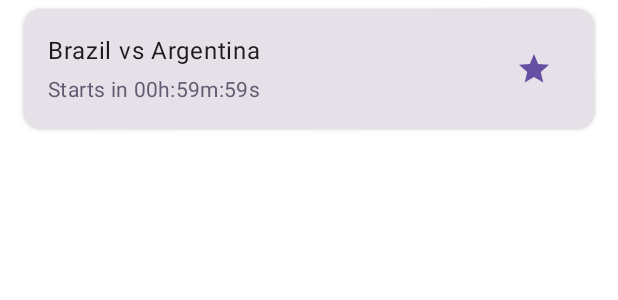
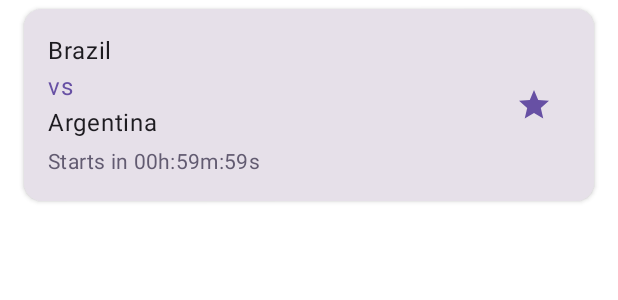
Before and after one commit to MFelipe96/SportsEvents, an Android app built with Jetpack Compose: the @Preview function EventItemPreview, on a phone screen of 412 x 824 dp. Shown: the top 300 px of the screen. Run offline under Robolectric (Android 15) with nearby library versions, the phone set to English and light mode, and no system bars.

Commit message:
Add overflow handling with dialog to display full event name on click

```diff
--- a/app/src/main/java/com/mypackage/sportsevents/presentation/ui/components/EventItem.kt
+++ b/app/src/main/java/com/mypackage/sportsevents/presentation/ui/components/EventItem.kt
@@ -1,5 +1,6 @@
 package com.mypackage.sportsevents.presentation.ui.components
 
+import androidx.compose.foundation.clickable
 import androidx.compose.foundation.layout.*
 import androidx.compose.material.icons.Icons
 import androidx.compose.material.icons.filled.Star
@@ -9,8 +10,11 @@ import androidx.compose.runtime.*
 import androidx.compose.ui.Alignment
 import androidx.compose.ui.Modifier
 import androidx.compose.ui.graphics.Color
+import androidx.compose.ui.res.stringResource
+import androidx.compose.ui.text.style.TextOverflow
 import androidx.compose.ui.tooling.preview.Preview
 import androidx.compose.ui.unit.dp
+import com.mypackage.sportsevents.R
 import com.mypackage.sportsevents.domain.model.Event
 import kotlinx.coroutines.delay
 import java.text.SimpleDateFormat
@@ -39,7 +43,7 @@ fun EventItem(
             Column(modifier = Modifier.weight(1f)) {
                 val competitors = event.name.split("-").map { it.trim() }
                 if (competitors.size == 2) {
-                    Text("${competitors[0]} vs ${competitors[1]}", style = MaterialTheme.typography.bodyLarge)
+                    buildCompetitorsLayout(firstCompetitor = competitors[0], secondCompetitor = competitors[1])
                 } else {
                     Text(event.name, style = MaterialTheme.typography.bodyLarge)
                 }
@@ -57,7 +61,49 @@ fun EventItem(
         }
     }
 }
+@Composable
+fun buildCompetitorsLayout(firstCompetitor: String, secondCompetitor: String){
+    var showDialog by remember { mutableStateOf(false) }
 
+    Column(
+        modifier = Modifier
+            .fillMaxWidth()
+            .clickable { showDialog = true }
+    ) {
+        Text(
+            text = firstCompetitor,
+            style = MaterialTheme.typography.bodyLarge,
+            maxLines = 1,
+            overflow = TextOverflow.Ellipsis
+        )
+        Spacer(modifier = Modifier.width(4.dp))
+        Text(
+            text = "vs",
+            style = MaterialTheme.typography.bodyLarge.copy(color = MaterialTheme.colorScheme.primary)
+        )
+        Spacer(modifier = Modifier.width(4.dp))
+        Text(
+            text = secondCompetitor,
+            style = MaterialTheme.typography.bodyLarge,
+            maxLines = 1,
+            overflow = TextOverflow.Ellipsis
+        )
+    }
+
+    if (showDialog) {
+        AlertDialog(
+            onDismissRequest = { showDialog = false },
+            title = { Text(stringResource(R.string.match_details_title)) },
+            text = { Text("$firstCompetitor vs $secondCompetitor") },
+            confirmButton = {
+                TextButton(onClick = { showDialog = false }) {
+                    Text(stringResource(R.string.ok_msg))
+                }
+            }
+        )
+    }
+
+}
 @Composable
 fun EventCountdown(eventTimestamp: Long) {
     var now by remember { mutableLongStateOf(System.currentTimeMillis() / 1000) }
--- a/app/src/main/res/values/strings.xml
+++ b/app/src/main/res/values/strings.xml
@@ -4,4 +4,6 @@
     <string name="generic_error_msg">Error: %1$s</string>
     <string name="no_favorite_events_msg">No favorite events</string>
     <string name="expand_or_collapse_description">Expand or Collapse</string>
+    <string name="ok_msg">OK</string>
+    <string name="match_details_title">Match Details</string>
 </resources>
```
